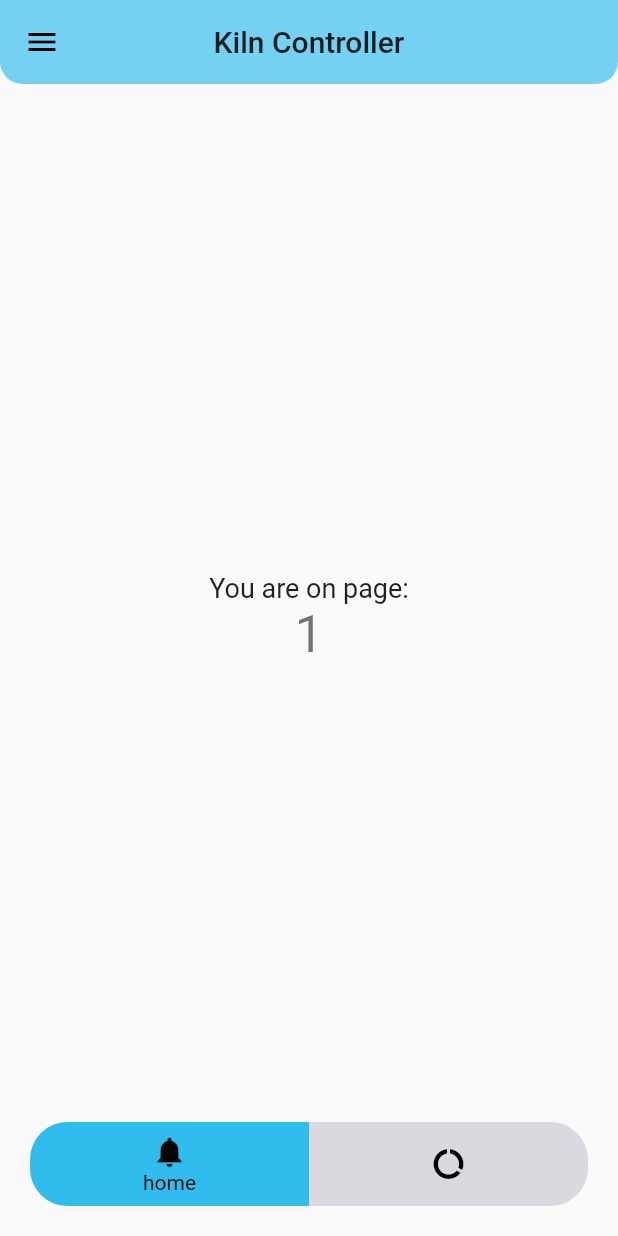
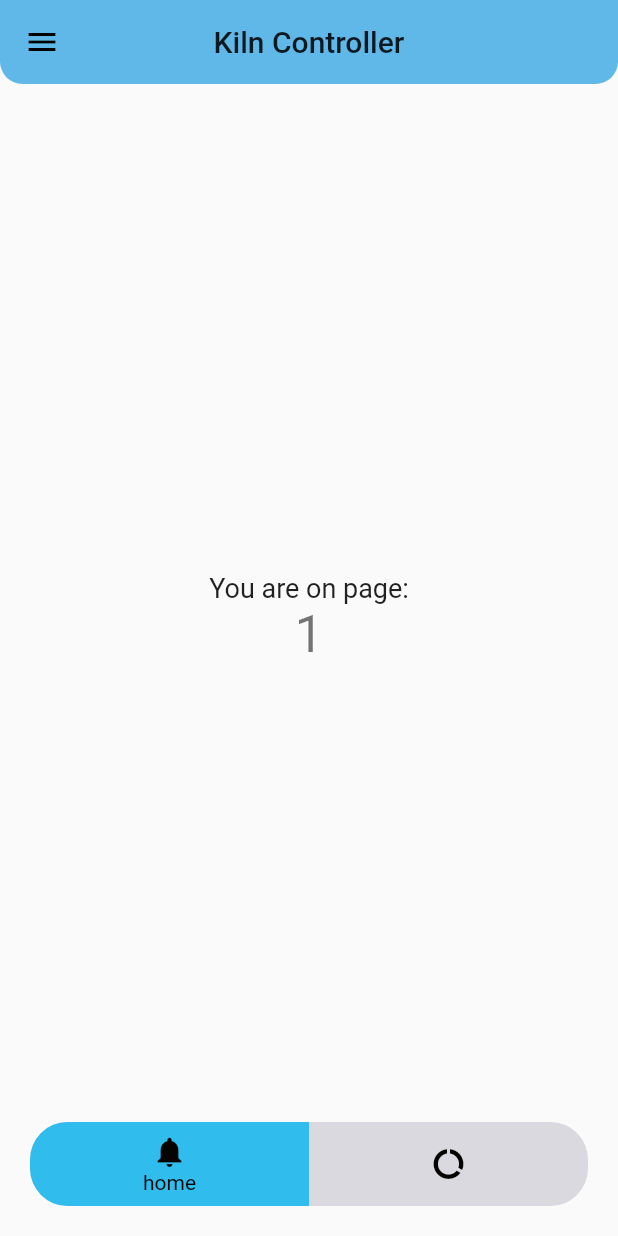
Before and after one commit to elliotnash/KilnController, a Flutter app: the screen it shows after launch, on a phone screen of 412 x 824 dp. Run offline on Flutter 3.47's test engine with Material 2 defaults, Android fonts, the phone set to English and light mode, and no system bars; drawn by our look-alikes of flutter_snake_navigationbar; our stand-ins replace google_fonts, vibration; Roboto replaces fonts that are missing (Dosis).

Commit message:
update appbar color

```diff
--- a/client/lib/main.dart
+++ b/client/lib/main.dart
@@ -80,7 +80,7 @@ class _HomeState extends State<Home> with TickerProviderStateMixin {
             filter: ImageFilter.blur(sigmaX: 10, sigmaY: 10),
             child: Container(
               color: query.platformBrightness == Brightness.light
-                  ? theme.colorScheme.primary.withAlpha(0xAA)
+                  ? theme.colorScheme.primaryVariant.withAlpha(0xAA)
                   : theme.colorScheme.surface.withAlpha(0xAA),
             ),
           ),
```
